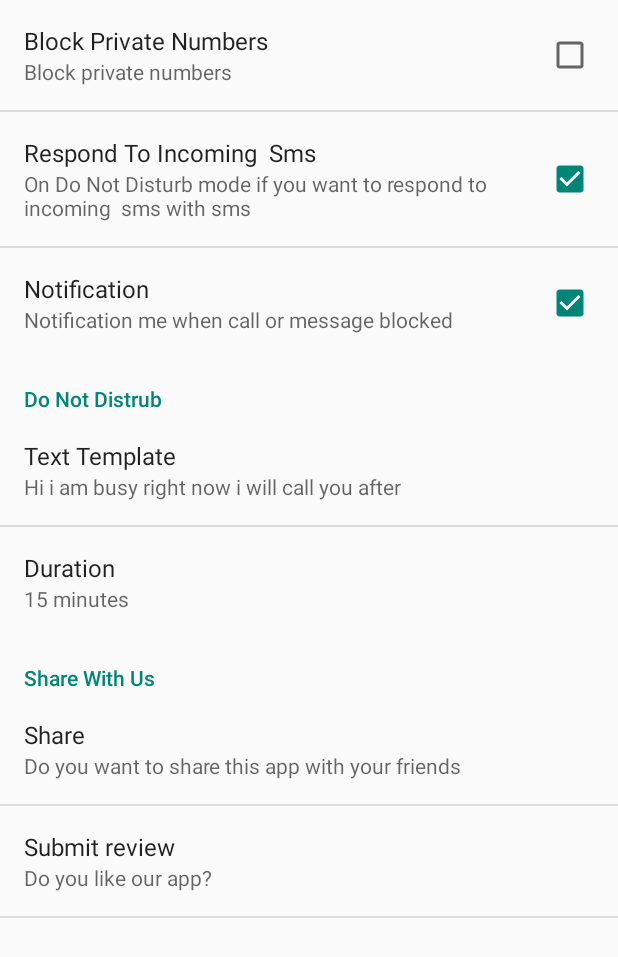
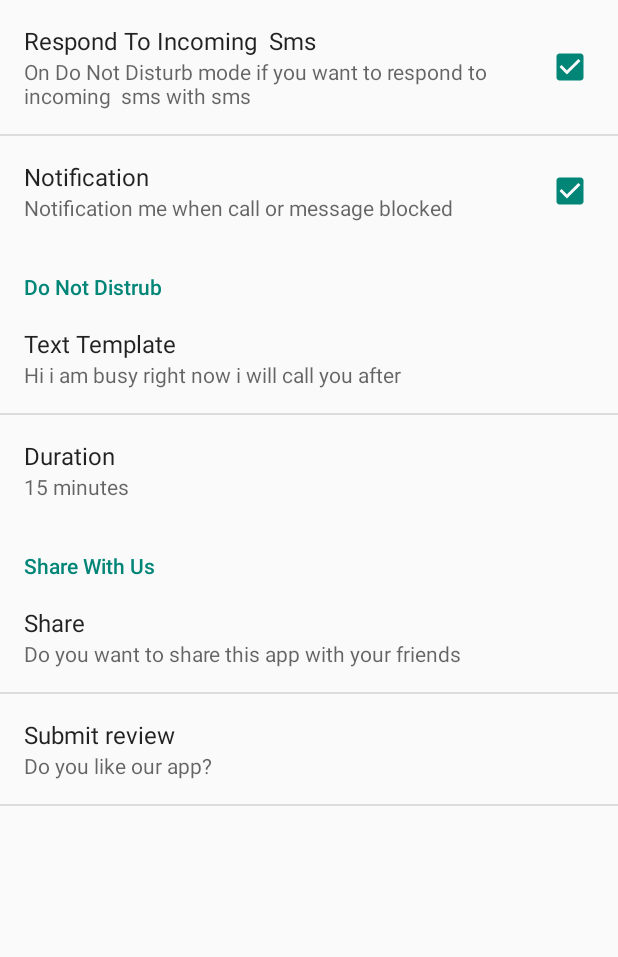
Before and after one commit to Rauf019/MyApplication, an Android app: the screen it shows after launch (SettingsActivity), after a tap on "Settting", on a phone screen of 412 x 824 dp. Shown: the top 957 px of the screen. Run offline under Robolectric (Android 15) with nearby library versions, the light colour scheme and no system bars; our stand-ins replace Picasso; libraries missing offline, so code that uses them is left out: com.google.i18n.phonenumbers.

Commit message:
Merge branch 'master' of C:\Users\My_Computer\AndroidStudioProjects\MyApplication5 with conflicts.

```diff
--- a/app/src/main/java/com/example/my_computer/myapplication/LetterImageView.java
+++ b/app/src/main/java/com/example/my_computer/myapplication/LetterImageView.java
@@ -10,7 +10,7 @@ import android.widget.ImageView;
 
 import java.util.Random;
 
-//123
+
 public class LetterImageView extends ImageView {
 
     private char mLetter;
--- a/app/src/main/java/com/example/my_computer/myapplication/MyActivity.java
+++ b/app/src/main/java/com/example/my_computer/myapplication/MyActivity.java
@@ -59,13 +59,11 @@ public class MyActivity extends ActionBarActivity implements ActionBar.TabListen
 
         } else if (Loc_custum_class.is_intialize) {
 
-
             setContentView(R.layout.activity_my);
-
+//          deleteDatabase("Call_blocker");
             final ActionBar actionBar = getSupportActionBar();
-
             actionBar.setNavigationMode(ActionBar.NAVIGATION_MODE_TABS);
-
+            float density = getResources().getDisplayMetrics().density;
 
             mSectionsPagerAdapter = new SectionsPagerAdapter(getSupportFragmentManager());
 
@@ -117,6 +115,7 @@ public class MyActivity extends ActionBarActivity implements ActionBar.TabListen
 
         FlurryAgent.setLogEvents(true);
     }
+
     @Override
     protected void onStop() {
         super.onStop();
@@ -687,10 +686,7 @@ public class MyActivity extends ActionBarActivity implements ActionBar.TabListen
             View inflate = inflater.inflate(R.layout.activity_sgv, container, false);
             GridView gridView = (GridView) inflate.findViewById(R.id.grid_view);
             mAdapter = new SampleAdapter(getActivity(), dataBaseHelper.getAllContacts_true());
-
             gridView.setAdapter(mAdapter);
-
-
             return inflate;
         }
 
--- a/app/src/main/java/com/example/my_computer/myapplication/SampleAdapter.java
+++ b/app/src/main/java/com/example/my_computer/myapplication/SampleAdapter.java
@@ -20,7 +20,6 @@ import java.util.Random;
 
 public class SampleAdapter extends ArrayAdapter<Contact> {
 
-
     private final LayoutInflater mLayoutInflater;
     private final Random mRandom;
     private final ArrayList<Integer> mBackgroundColors;
@@ -38,7 +37,6 @@ public class SampleAdapter extends ArrayAdapter<Contact> {
         mBackgroundColors.add(R.color.orange);
         mBackgroundColors.add(R.color.blue);
         mBackgroundColors.add(R.color.grey);
-
         mBackgroundColors.add(R.color.blue_light);
 
 
@@ -62,6 +60,7 @@ public class SampleAdapter extends ArrayAdapter<Contact> {
                 vh = new ViewHolder();
 
                 vh.txtLineOne = (TextView) convertView.findViewById(R.id.txt_line1);
+
                 vh.contact_img = (ImageView) convertView.findViewById(R.id.contact_image);
                 vh.Del_btn = (ImageView) convertView.findViewById(R.id.del);
                 vh.call_icon = (ImageView) convertView.findViewById(R.id.call_icon);
@@ -106,6 +105,7 @@ public class SampleAdapter extends ArrayAdapter<Contact> {
 
             }
             if (contact.get_Name() == null) {
+
 
                 vh.txtLineOne.setText(contact.get_phoneNumber());
 
--- a/app/src/main/res/layout/list_item_sample.xml
+++ b/app/src/main/res/layout/list_item_sample.xml
@@ -1,6 +1,7 @@
 <?xml version="1.0" encoding="utf-8"?>
 <FrameLayout xmlns:android="http://schemas.android.com/apk/res/android"
     android:id="@+id/panel_content"
+
     android:layout_width="match_parent"
     android:layout_height="wrap_content">
 
@@ -37,7 +38,7 @@
         android:id="@+id/contact_image"
         android:layout_width="match_parent"
         android:layout_height="match_parent"
-        android:layout_gravity="center_vertical"
+        android:layout_gravity="center"
         android:layout_marginBottom="35dp"
         android:layout_marginTop="35dp"
         android:gravity="center" />
@@ -50,7 +51,6 @@
         android:layout_marginBottom="5dp"
         android:gravity="center|bottom"
         android:singleLine="false"
-        android:text="Name"
         android:textAppearance="?android:attr/textAppearanceSmall" />
 
 </FrameLayout>
--- a/app/src/main/res/values/strings.xml
+++ b/app/src/main/res/values/strings.xml
@@ -43,6 +43,7 @@
 
 
     <string-array name="blockmode">
+
         <item>Accepts All calls</item>
         <item>Block All calls </item>
         <item>Allow Only Contacts</item>
@@ -52,6 +53,7 @@
 
 
     <string-array name="duration">
+        <item>None</item>
         <item>15 minutes</item>
         <item>Half an Hour </item>
         <item>One Hour </item>
@@ -59,6 +61,14 @@
         <item>Three Hours</item>
     </string-array>
 
+    <string-array name="duration_value">
+        <item></item>
+        <item>15 minutes</item>
+        <item>Half an Hour </item>
+        <item>One Hour </item>
+        <item>Two Hours</item>
+        <item>Three Hours</item>
+    </string-array>
     <string name="action_contact">Contact</string>
     <string name="action_fastscroll">Fast scroll</string>
     <string name="action_addpadding">Add padding</string>
--- a/app/src/main/res/xml/pref_notification.xml
+++ b/app/src/main/res/xml/pref_notification.xml
@@ -1,12 +1,4 @@
 <PreferenceScreen xmlns:android="http://schemas.android.com/apk/res/android">
-
-
-    <CheckBoxPreference
-        android:defaultValue="false"
-        android:key="p_calls"
-        android:summary="Block private numbers"
-        android:title="Block Private Numbers" />
-
 
     <CheckBoxPreference
         android:defaultValue="true"
@@ -34,7 +26,7 @@
         <ListPreference
             android:defaultValue="15 minutes"
             android:entries="@array/duration"
-            android:entryValues="@array/duration"
+            android:entryValues="@array/duration_value"
             android:key="duration"
             android:summary="Enter time duration "
             android:title="Duration" />
```
Also changed, not shown: app/src/main/java/com/example/my_computer/myapplication/ServiceReceiver.java (+9 -17 lines), 1 other file.
